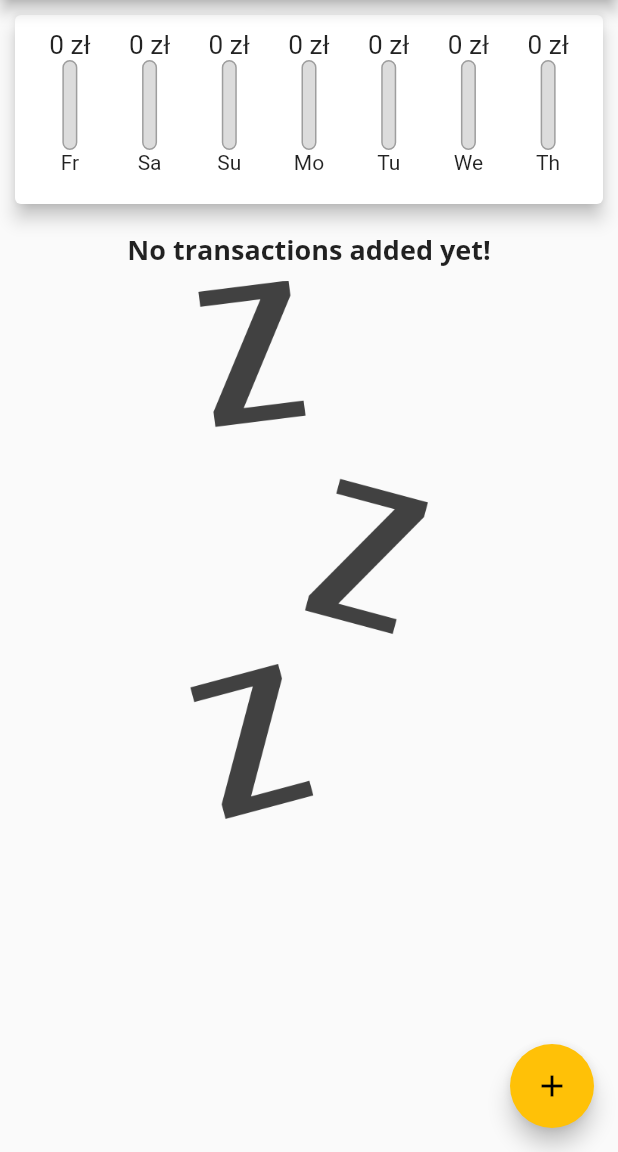
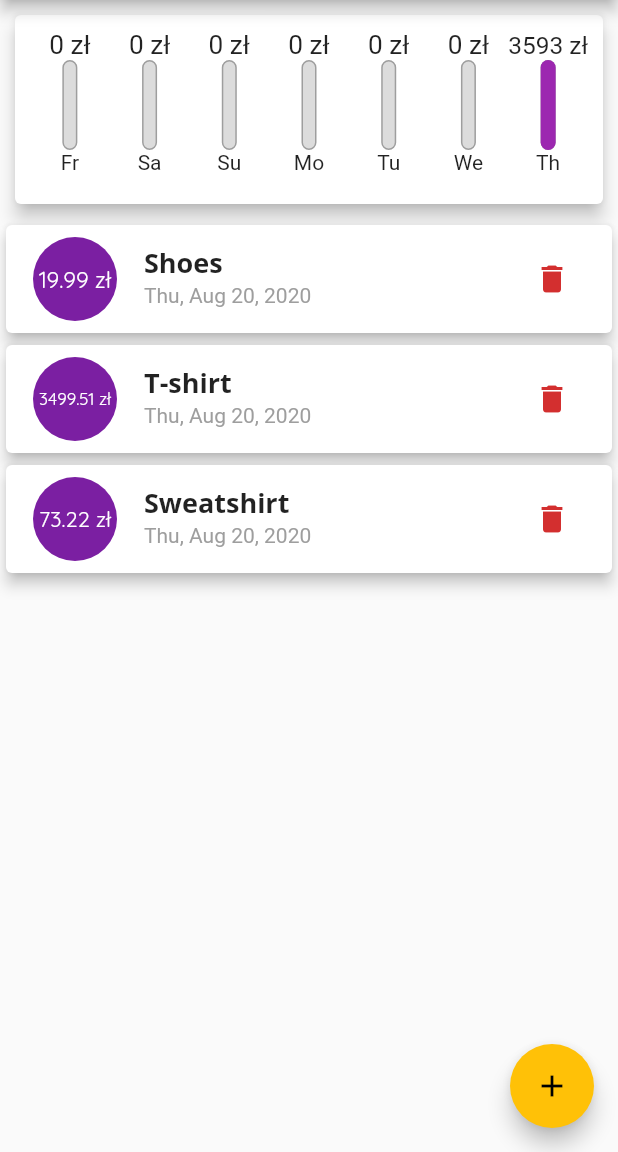
Before and after one commit to Kurczaak/My-Expenses, a Flutter app: the screen it shows after launch, on a phone screen of 412 x 824 dp, the part 84-1236 px from its top. Run offline on Flutter 3.47's test engine with Material 2 defaults, Android fonts, the phone set to English and light mode, and no system bars.

Commit message:
Added deleting transactions.

```diff
--- a/lib/main.dart
+++ b/lib/main.dart
@@ -48,11 +48,11 @@ class MyHomePage extends StatefulWidget {
 
 class _MyHomePageState extends State<MyHomePage> {
   final List<Transaction> transactions = [
-    // Transaction(id: 't1', title: 'Shoes', ammount: 19.99, date: DateTime.now()),
-    // Transaction(
-    //     id: 't2', title: 'T-shirt', ammount: 3499.51, date: DateTime.now()),
-    // Transaction(
-    //     id: 't3', title: 'Sweatshirt', ammount: 73.22, date: DateTime.now()),
+    Transaction(id: 't1', title: 'Shoes', ammount: 19.99, date: DateTime.now()),
+    Transaction(
+        id: 't2', title: 'T-shirt', ammount: 3499.51, date: DateTime.now()),
+    Transaction(
+        id: 't3', title: 'Sweatshirt', ammount: 73.22, date: DateTime.now()),
   ];
 
   List<Transaction> get recentTransactions {
@@ -70,6 +70,12 @@ class _MyHomePageState extends State<MyHomePage> {
         date: txDate,
         id: txDate.toString(),
       ));
+    });
+  }
+
+  void _deleteTransaction(Transaction tx) {
+    setState(() {
+      transactions.removeWhere((transaction) => tx.id == transaction.id);
     });
   }
 
@@ -98,13 +104,15 @@ class _MyHomePageState extends State<MyHomePage> {
           )
         ],
       ),
-      body: Column(children: [
-        Chart(recentTransactions),
-        Container(
-          height: 400,
-          child: TransactionList(transactions),
-        ),
-      ]),
+      body: Column(
+        children: [
+          Chart(recentTransactions),
+          Container(
+            height: 400,
+            child: TransactionList(transactions, _deleteTransaction),
+          ),
+        ],
+      ),
       floatingActionButton: FloatingActionButton(
         child: Icon(Icons.add),
         onPressed: () => _startAddNewTransaction(context),
--- a/lib/widgets/chart_bar.dart
+++ b/lib/widgets/chart_bar.dart
@@ -23,6 +23,7 @@ class ChartBar extends StatelessWidget {
           child: Stack(
             children: [
               Container(
+                alignment: Alignment.center,
                 decoration: BoxDecoration(
                   border: Border.all(color: Colors.grey, width: 1),
                   color: Color.fromRGBO(220, 220, 220, 1),
@@ -30,6 +31,7 @@ class ChartBar extends StatelessWidget {
                 ),
               ),
               FractionallySizedBox(
+                  alignment: Alignment.bottomRight,
                   heightFactor: pctSpending,
                   child: Container(
                     decoration: BoxDecoration(
--- a/lib/widgets/transaction_list.dart
+++ b/lib/widgets/transaction_list.dart
@@ -4,8 +4,9 @@ import '../models/transaction.dart';
 
 class TransactionList extends StatelessWidget {
   final List<Transaction> userTransactions;
+  final Function deleteTransaction;
 
-  TransactionList(this.userTransactions);
+  TransactionList(this.userTransactions, this.deleteTransaction);
 
   @override
   Widget build(BuildContext context) {
@@ -35,7 +36,8 @@ class TransactionList extends StatelessWidget {
         : ListView.builder(
             itemCount: userTransactions.length,
             itemBuilder: (ctx, index) {
-              return TransactionListTile(userTransactions[index]);
+              return TransactionListTile(
+                  userTransactions[index], deleteTransaction);
             },
           );
   }
--- a/lib/widgets/transaction_tile.dart
+++ b/lib/widgets/transaction_tile.dart
@@ -85,11 +85,14 @@ class _Date extends StatelessWidget {
 
 class TransactionListTile extends StatelessWidget {
   final Transaction transaction;
+  final Function deleteTransaction;
 
-  TransactionListTile(this.transaction);
+  TransactionListTile(this.transaction, this.deleteTransaction);
   @override
   Widget build(BuildContext context) {
-    return ListTile(
+    return Card(
+      elevation: 4,
+      child: ListTile(
         leading: CircleAvatar(
           radius: 30,
           child: Padding(
@@ -99,8 +102,8 @@ class TransactionListTile extends StatelessWidget {
             ),
           ),
         ),
-      title:
-          Text(transaction.title, style: Theme.of(context).textTheme.headline6),
+        title: Text(transaction.title,
+            style: Theme.of(context).textTheme.headline6),
         subtitle: Text(
           DateFormat(DateFormat.YEAR_ABBR_MONTH_WEEKDAY_DAY)
               .format(transaction.date),
@@ -108,6 +111,12 @@ class TransactionListTile extends StatelessWidget {
             color: Colors.grey,
           ),
         ),
+        trailing: IconButton(
+          icon: Icon(Icons.delete),
+          color: Theme.of(context).errorColor,
+          onPressed: () => deleteTransaction(transaction),
+        ),
+      ),
     );
   }
 }
```
Lines whose indentation alone changed are shown as unchanged.
